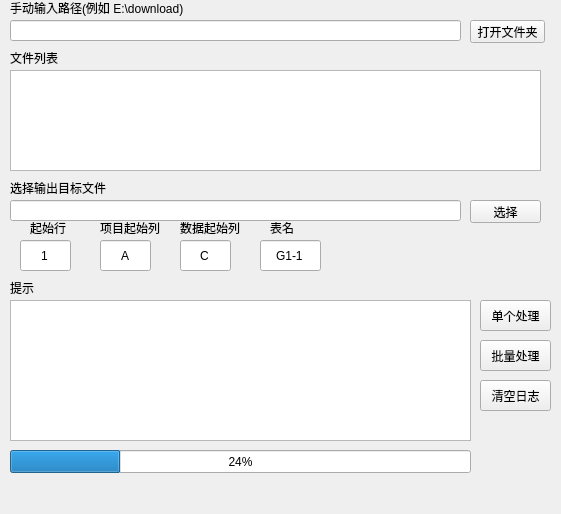
Qt form sageras/mainwindow.ui (lujie0116/sageras) before a commit.
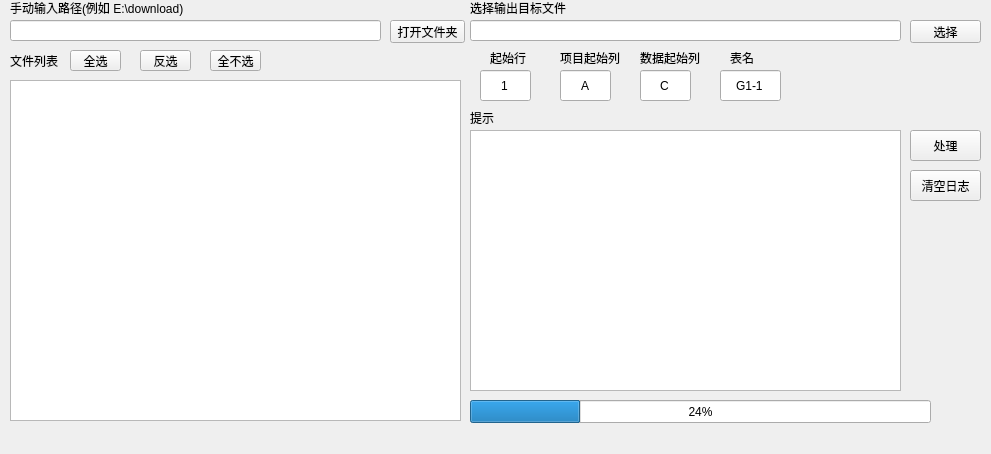
The same form after that commit.

Commit message: 添加 多选框，移除 单个处理

The edit to the form file:
```diff
--- a/sageras/mainwindow.ui
+++ b/sageras/mainwindow.ui
@@ -6,8 +6,8 @@
    <rect>
     <x>0</x>
     <y>0</y>
-    <width>561</width>
-    <height>514</height>
+    <width>991</width>
+    <height>454</height>
    </rect>
   </property>
   <property name="windowTitle">
@@ -17,7 +17,7 @@
    <widget class="QPushButton" name="openButton">
     <property name="geometry">
      <rect>
-      <x>470</x>
+      <x>390</x>
       <y>20</y>
       <width>75</width>
       <height>23</height>
@@ -32,32 +32,22 @@
      <rect>
       <x>10</x>
       <y>20</y>
-      <width>451</width>
+      <width>371</width>
       <height>21</height>
      </rect>
     </property>
    </widget>
-   <widget class="QListWidget" name="fileList">
-    <property name="geometry">
-     <rect>
-      <x>10</x>
-      <y>70</y>
-      <width>531</width>
-      <height>101</height>
-     </rect>
-    </property>
-   </widget>
    <widget class="QPushButton" name="batchButton">
     <property name="geometry">
      <rect>
-      <x>480</x>
-      <y>340</y>
+      <x>910</x>
+      <y>130</y>
       <width>71</width>
       <height>31</height>
      </rect>
     </property>
     <property name="text">
-     <string>批量处理</string>
+     <string>处理</string>
     </property>
    </widget>
    <widget class="QLabel" name="label">
@@ -66,7 +56,7 @@
       <x>10</x>
       <y>50</y>
       <width>91</width>
-      <height>16</height>
+      <height>21</height>
      </rect>
     </property>
     <property name="text">
@@ -76,8 +66,8 @@
    <widget class="QLabel" name="label_2">
     <property name="geometry">
      <rect>
-      <x>10</x>
-      <y>180</y>
+      <x>470</x>
+      <y>0</y>
       <width>461</width>
       <height>16</height>
      </rect>
@@ -89,9 +79,9 @@
    <widget class="QLineEdit" name="outputFile">
     <property name="geometry">
      <rect>
-      <x>10</x>
-      <y>200</y>
-      <width>451</width>
+      <x>470</x>
+      <y>20</y>
+      <width>431</width>
       <height>21</height>
      </rect>
     </property>
@@ -115,8 +105,8 @@
    <widget class="QPushButton" name="selectButton">
     <property name="geometry">
      <rect>
-      <x>470</x>
-      <y>200</y>
+      <x>910</x>
+      <y>20</y>
       <width>71</width>
       <height>23</height>
      </rect>
@@ -128,18 +118,18 @@
    <widget class="QTextBrowser" name="hint">
     <property name="geometry">
      <rect>
-      <x>10</x>
-      <y>300</y>
-      <width>461</width>
-      <height>141</height>
+      <x>470</x>
+      <y>130</y>
+      <width>431</width>
+      <height>261</height>
      </rect>
     </property>
    </widget>
    <widget class="QLabel" name="label_4">
     <property name="geometry">
      <rect>
-      <x>10</x>
-      <y>280</y>
+      <x>470</x>
+      <y>110</y>
       <width>81</width>
       <height>16</height>
      </rect>
@@ -148,24 +138,11 @@
      <string>提示</string>
     </property>
    </widget>
-   <widget class="QPushButton" name="singleButton">
-    <property name="geometry">
-     <rect>
-      <x>480</x>
-      <y>300</y>
-      <width>71</width>
-      <height>31</height>
-     </rect>
-    </property>
-    <property name="text">
-     <string>单个处理</string>
-    </property>
-   </widget>
    <widget class="QLineEdit" name="dataCol">
     <property name="geometry">
      <rect>
-      <x>180</x>
-      <y>240</y>
+      <x>640</x>
+      <y>70</y>
       <width>51</width>
       <height>31</height>
      </rect>
@@ -180,8 +157,8 @@
    <widget class="QLabel" name="label_5">
     <property name="geometry">
      <rect>
-      <x>180</x>
-      <y>220</y>
+      <x>640</x>
+      <y>50</y>
       <width>81</width>
       <height>16</height>
      </rect>
@@ -193,8 +170,8 @@
    <widget class="QLineEdit" name="itemCol">
     <property name="geometry">
      <rect>
-      <x>100</x>
-      <y>240</y>
+      <x>560</x>
+      <y>70</y>
       <width>51</width>
       <height>31</height>
      </rect>
@@ -209,8 +186,8 @@
    <widget class="QLabel" name="label_6">
     <property name="geometry">
      <rect>
-      <x>100</x>
-      <y>220</y>
+      <x>560</x>
+      <y>50</y>
       <width>81</width>
       <height>16</height>
      </rect>
@@ -222,8 +199,8 @@
    <widget class="QLabel" name="label_7">
     <property name="geometry">
      <rect>
-      <x>30</x>
-      <y>220</y>
+      <x>490</x>
+      <y>50</y>
       <width>51</width>
       <height>16</height>
      </rect>
@@ -235,8 +212,8 @@
    <widget class="QLineEdit" name="startRow">
     <property name="geometry">
      <rect>
-      <x>20</x>
-      <y>240</y>
+      <x>480</x>
+      <y>70</y>
       <width>51</width>
       <height>31</height>
      </rect>
@@ -251,8 +228,8 @@
    <widget class="QPushButton" name="clearLog">
     <property name="geometry">
      <rect>
-      <x>480</x>
-      <y>380</y>
+      <x>910</x>
+      <y>170</y>
       <width>71</width>
       <height>31</height>
      </rect>
@@ -264,8 +241,8 @@
    <widget class="QProgressBar" name="progressBar">
     <property name="geometry">
      <rect>
-      <x>10</x>
-      <y>450</y>
+      <x>470</x>
+      <y>400</y>
       <width>461</width>
       <height>23</height>
      </rect>
@@ -277,8 +254,8 @@
    <widget class="QLineEdit" name="sheetName">
     <property name="geometry">
      <rect>
-      <x>260</x>
-      <y>240</y>
+      <x>720</x>
+      <y>70</y>
       <width>61</width>
       <height>31</height>
      </rect>
@@ -293,8 +270,8 @@
    <widget class="QLabel" name="label_8">
     <property name="geometry">
      <rect>
-      <x>270</x>
-      <y>220</y>
+      <x>730</x>
+      <y>50</y>
       <width>81</width>
       <height>16</height>
      </rect>
@@ -303,6 +280,55 @@
      <string>表名</string>
     </property>
    </widget>
+   <widget class="QListWidget" name="listWidget">
+    <property name="geometry">
+     <rect>
+      <x>10</x>
+      <y>80</y>
+      <width>451</width>
+      <height>341</height>
+     </rect>
+    </property>
+   </widget>
+   <widget class="QToolButton" name="toolButton">
+    <property name="geometry">
+     <rect>
+      <x>70</x>
+      <y>50</y>
+      <width>51</width>
+      <height>21</height>
+     </rect>
+    </property>
+    <property name="text">
+     <string>全选</string>
+    </property>
+   </widget>
+   <widget class="QToolButton" name="toolButton_2">
+    <property name="geometry">
+     <rect>
+      <x>140</x>
+      <y>50</y>
+      <width>51</width>
+      <height>21</height>
+     </rect>
+    </property>
+    <property name="text">
+     <string>反选</string>
+    </property>
+   </widget>
+   <widget class="QToolButton" name="toolButton_3">
+    <property name="geometry">
+     <rect>
+      <x>210</x>
+      <y>50</y>
+      <width>51</width>
+      <height>21</height>
+     </rect>
+    </property>
+    <property name="text">
+     <string>全不选</string>
+    </property>
+   </widget>
   </widget>
   <widget class="QMenuBar" name="menuBar">
    <property name="geometry">
```
Left out of the diff: 2 changed lines with no effect on the pictures. The commit also changes 4 other files.
